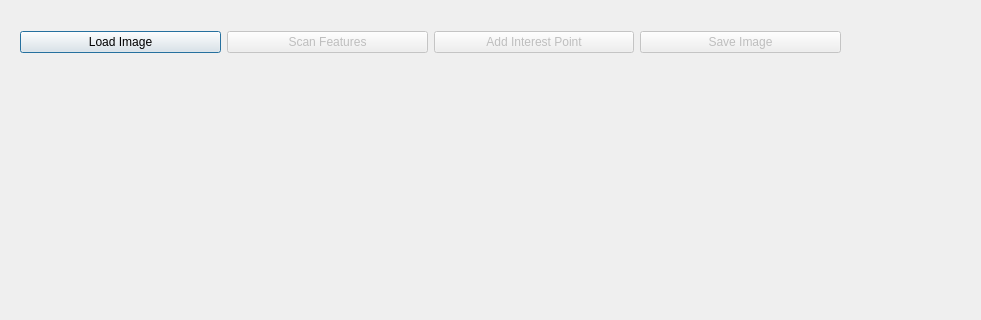
Rektosauros/RVAU, file mainUI.ui: the form before one commit; both pictures show x 0 to 981 and y 0 to 320 of the 1200 by 720 pixel window.
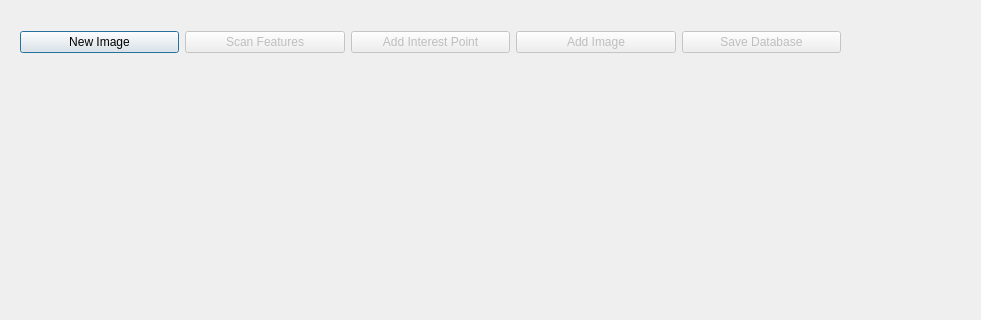
The form after the commit.

Commit message: preparation program support for multiple original images, augmentation adapted to look for best image out of database

What changed in the file:
```diff
--- a/mainUI.ui
+++ b/mainUI.ui
@@ -35,7 +35,7 @@
        <bool>true</bool>
       </property>
       <property name="text">
-       <string>Load Image</string>
+       <string>New Image</string>
       </property>
      </widget>
     </item>
@@ -65,7 +65,17 @@
        <bool>false</bool>
       </property>
       <property name="text">
-       <string>Save Image</string>
+       <string>Add Image</string>
+      </property>
+     </widget>
+    </item>
+     <item>
+     <widget class="QPushButton" name="saveDBButton">
+      <property name="enabled">
+       <bool>false</bool>
+      </property>
+      <property name="text">
+       <string>Save Database</string>
       </property>
      </widget>
     </item>
```
The commit also changes 6 other files.
